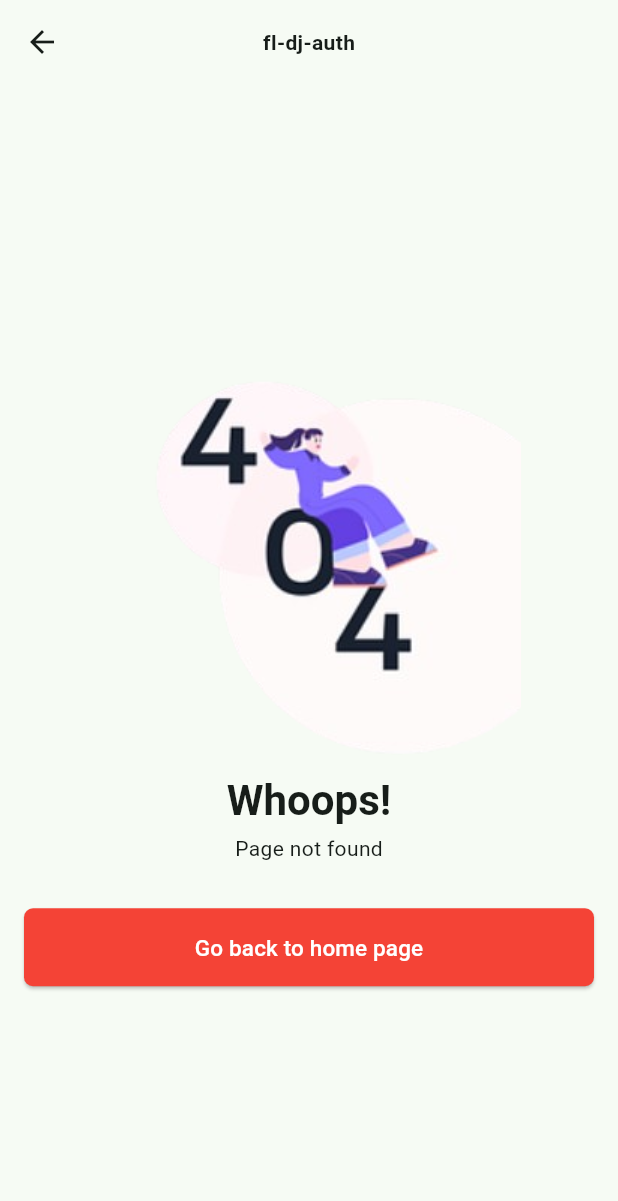
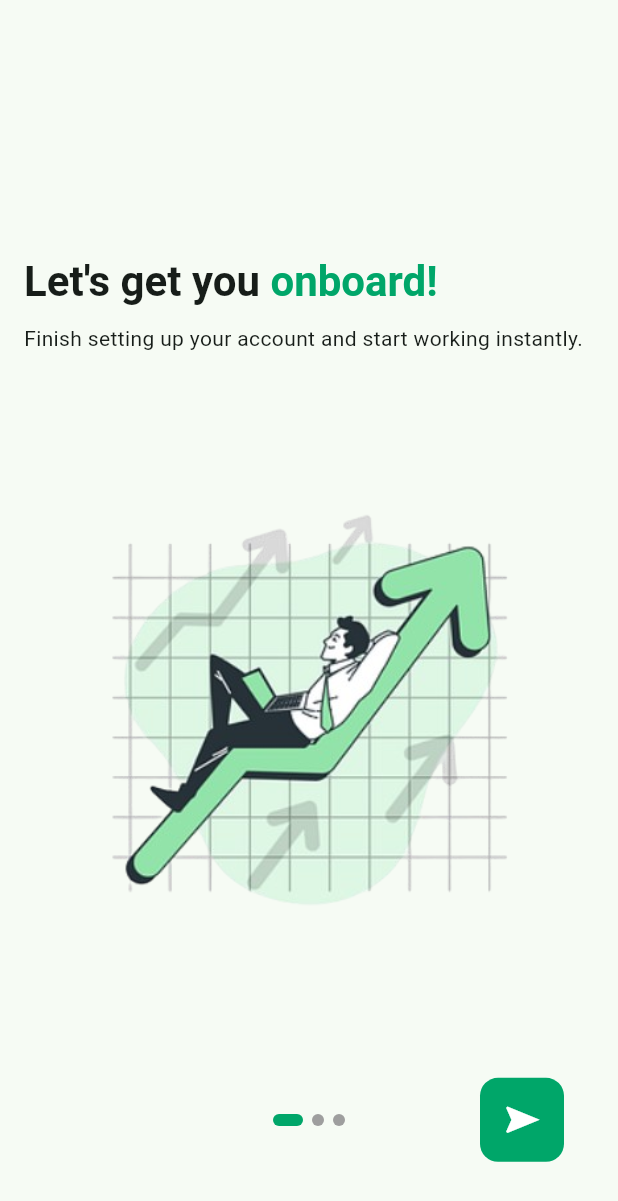
Before and after one commit to KneerazPandey/flutter-django-auth, a Flutter app: the screen it shows after launch, on a phone screen of 412 x 824 dp. Shown: the top 1201 px of the screen. Run offline on Flutter 3.47's test engine with Material 3 defaults, Android fonts, the phone set to English and light mode, and no system bars.

Commit message:
created a layout design for on boarding screen

```diff
--- a/frontend_auth/lib/core/media/app_media.dart
+++ b/frontend_auth/lib/core/media/app_media.dart
@@ -3,4 +3,5 @@ class AppMedia {
   static const String _baseImages = 'assets/images';
 
   static const String pageNotFoundImage = '$_baseImages/error.png';
+  static const String onBoardingImage1 = '$_baseImages/on_boarding.png';
 }
--- a/frontend_auth/lib/core/routing/routing_key.dart
+++ b/frontend_auth/lib/core/routing/routing_key.dart
@@ -1,3 +1,4 @@
 class RoutingKey {
-  static const splashScreenKey = '/splash';
+  static const splashScreenKey = '/';
+  static const onBoardingScreenKey = '/on-boarding';
 }
--- /dev/null
+++ b/frontend_auth/lib/core/theme/app_color.dart
@@ -0,0 +1,6 @@
+import 'package:flutter/material.dart';
+
+class AppColor {
+  static const Color lightGreen = Color(0xFFdffbf0);
+  static const Color darkGreen = Color(0xFF00a669);
+}
--- /dev/null
+++ b/frontend_auth/lib/features/on_boarding/presentation/screens/on_boarding_screen.dart
@@ -0,0 +1,85 @@
+import 'package:flutter/material.dart';
+
+import '../widgets/widgets.dart';
+
+class OnBoardingScreen extends StatefulWidget {
+  const OnBoardingScreen({super.key});
+
+  @override
+  State<OnBoardingScreen> createState() => _OnBoardingScreenState();
+}
+
+class _OnBoardingScreenState extends State<OnBoardingScreen> {
+  int _currentIndex = 0;
+  final PageController _pageController = PageController(initialPage: 0);
+
+  final List<Widget> _onBoardingCardItems = [
+    const OnBoardingCard(),
+    const OnBoardingCard(),
+    const OnBoardingCard(),
+  ];
+
+  void animateTo(int index) {
+    _pageController.animateToPage(
+      index,
+      duration: const Duration(milliseconds: 100),
+      curve: Curves.easeInOut,
+    );
+  }
+
+  @override
+  Widget build(BuildContext context) {
+    final Size size = MediaQuery.of(context).size;
+    return Scaffold(
+      body: Container(
+        width: size.width,
+        height: size.height,
+        padding: const EdgeInsets.symmetric(horizontal: 16),
+        child: Stack(
+          alignment: Alignment.bottomCenter,
+          children: [
+            PageView(
+              controller: _pageController,
+              scrollDirection: Axis.horizontal,
+              onPageChanged: (int index) {
+                animateTo(index);
+                setState(() {
+                  _currentIndex = index;
+                });
+              },
+              children: _onBoardingCardItems,
+            ),
+            Positioned(
+              bottom: size.height * 0.089,
+              child: Row(
+                mainAxisSize: MainAxisSize.max,
+                mainAxisAlignment: MainAxisAlignment.center,
+                children: [
+                  ...List.generate(
+                    _onBoardingCardItems.length,
+                    (index) => OnBoardingDots(
+                      isSelected: _currentIndex == index,
+                      onPressed: () {
+                        animateTo(index);
+                        setState(() {
+                          _currentIndex = index;
+                        });
+                      },
+                    ),
+                  ),
+                ],
+              ),
+            ),
+            Positioned(
+              bottom: size.height * 0.060,
+              right: 20,
+              child: OnBoardingButton(
+                onPressed: () {},
+              ),
+            ),
+          ],
+        ),
+      ),
+    );
+  }
+}
--- /dev/null
+++ b/frontend_auth/lib/features/on_boarding/presentation/widgets/on_boarding_button.dart
@@ -0,0 +1,32 @@
+import 'package:flutter/material.dart';
+
+import '../../../../core/theme/app_color.dart';
+
+class OnBoardingButton extends StatelessWidget {
+  final VoidCallback onPressed;
+
+  const OnBoardingButton({
+    super.key,
+    required this.onPressed,
+  });
+
+  @override
+  Widget build(BuildContext context) {
+    return FloatingActionButton(
+      shape: RoundedRectangleBorder(
+        borderRadius: BorderRadius.circular(12),
+      ),
+      backgroundColor: AppColor.darkGreen,
+      onPressed: onPressed,
+      elevation: 0,
+      child: Transform.rotate(
+        angle: 1.5708,
+        child: const Icon(
+          Icons.navigation,
+          color: Colors.white,
+          size: 28,
+        ),
+      ),
+    );
+  }
+}
--- /dev/null
+++ b/frontend_auth/lib/features/on_boarding/presentation/widgets/on_boarding_card.dart
@@ -0,0 +1,43 @@
+import 'package:flutter/material.dart';
+import 'package:frontend_auth/core/media/app_media.dart';
+import 'package:frontend_auth/core/theme/app_color.dart';
+
+class OnBoardingCard extends StatelessWidget {
+  const OnBoardingCard({super.key});
+
+  @override
+  Widget build(BuildContext context) {
+    final Size size = MediaQuery.of(context).size;
+
+    return Column(
+      mainAxisAlignment: MainAxisAlignment.center,
+      crossAxisAlignment: CrossAxisAlignment.start,
+      children: [
+        Expanded(child: Container()),
+        RichText(
+          text: TextSpan(
+            text: "Let's get you",
+            style: Theme.of(context).textTheme.headlineMedium!.copyWith(
+                  fontWeight: FontWeight.bold,
+                ),
+            children: <TextSpan>[
+              TextSpan(
+                text: " onboard!",
+                style: Theme.of(context).textTheme.headlineMedium!.copyWith(
+                      color: AppColor.darkGreen,
+                      fontWeight: FontWeight.bold,
+                    ),
+              ),
+            ],
+          ),
+        ),
+        const SizedBox(height: 10),
+        Text("Finish setting up your account and start working instantly.",
+            style: Theme.of(context).textTheme.bodyMedium),
+        SizedBox(height: size.width * 0.2),
+        Image.asset(AppMedia.onBoardingImage1),
+        Expanded(child: Container()),
+      ],
+    );
+  }
+}
--- /dev/null
+++ b/frontend_auth/lib/features/on_boarding/presentation/widgets/on_boarding_dots.dart
@@ -0,0 +1,29 @@
+import 'package:flutter/material.dart';
+
+import '../../../../core/theme/app_color.dart';
+
+class OnBoardingDots extends StatelessWidget {
+  final bool isSelected;
+  final VoidCallback onPressed;
+  const OnBoardingDots({
+    super.key,
+    this.isSelected = false,
+    required this.onPressed,
+  });
+
+  @override
+  Widget build(BuildContext context) {
+    return GestureDetector(
+      onTap: onPressed,
+      child: Container(
+        decoration: BoxDecoration(
+          color: isSelected ? AppColor.darkGreen : Colors.grey,
+          borderRadius: BorderRadius.circular(isSelected ? 5 : 30),
+        ),
+        margin: const EdgeInsets.symmetric(horizontal: 3),
+        width: isSelected ? 20 : 8,
+        height: 8,
+      ),
+    );
+  }
+}
--- /dev/null
+++ b/frontend_auth/lib/features/on_boarding/presentation/widgets/widgets.dart
@@ -0,0 +1,3 @@
+export './on_boarding_card.dart';
+export './on_boarding_dots.dart';
+export './on_boarding_button.dart';
--- /dev/null
+++ b/frontend_auth/lib/features/splash/presentation/widgets/widgets.dart
@@ -0,0 +1 @@
+export './rounded_circle.dart';
--- a/frontend_auth/lib/main.dart
+++ b/frontend_auth/lib/main.dart
@@ -1,5 +1,7 @@
 import 'package:flutter/material.dart';
-import 'package:frontend_auth/core/routing/app_routing.dart';
+
+import 'core/routing/app_routing.dart';
+import 'features/on_boarding/presentation/screens/on_boarding_screen.dart';
 
 void main() {
   runApp(const MyApp());
@@ -18,6 +20,7 @@ class MyApp extends StatelessWidget {
       ),
       debugShowCheckedModeBanner: false,
       onGenerateRoute: AppRouting.onGenerateRoute,
+      home: const OnBoardingScreen(),
     );
   }
 }
```
Also changed, not shown: frontend_auth/lib/core/routing/app_routing.dart (+8 -1 lines), frontend_auth/lib/features/splash/presentation/screens/splash_screen.dart (added, +58 -0 lines), frontend_auth/lib/features/splash/presentation/widgets/rounded_circle.dart (added, +24 -0 lines), frontend_auth/assets/images/on_boarding.png (added).
